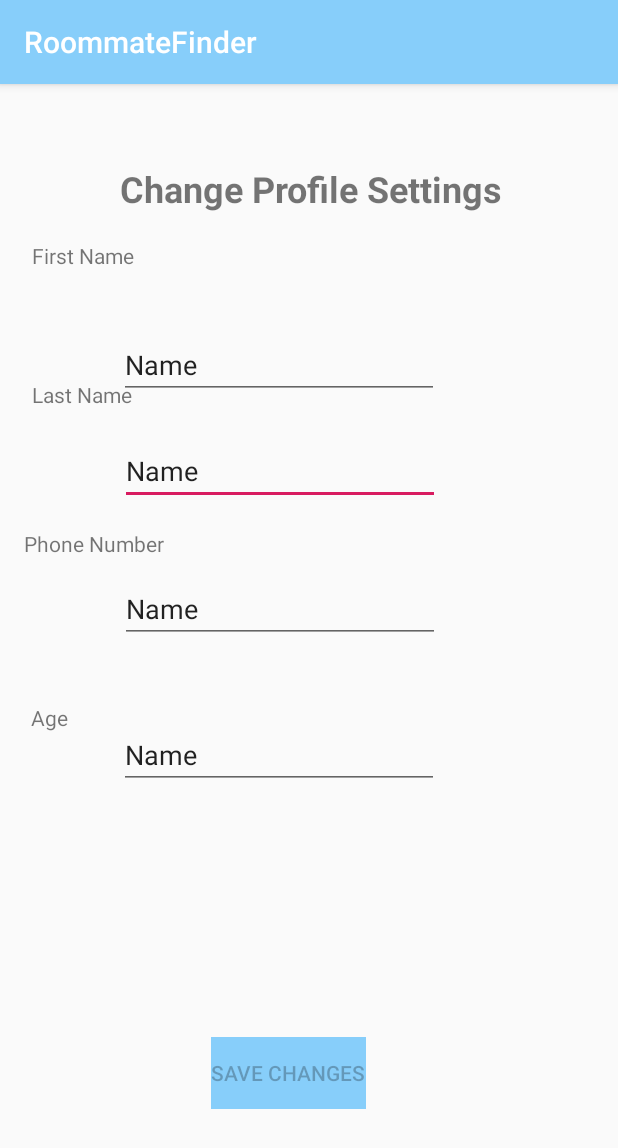
After one commit to BYUCS452F2020/RoommateFinder, an Android app: the ProfileActivity screen opened directly, with no data from a screen before it, on a phone screen of 412 x 824 dp. The commit adds this screen. Shown: the top 1148 px of the screen. Run offline under Robolectric (Android 15) with nearby library versions, the phone set to English and light mode, and no system bars; 4 statements that could not run were skipped.

Commit message:
Profile Changer Made

```diff
--- /dev/null
+++ b/app/src/main/java/com/example/roommatefinder/ProfileActivity.java
@@ -0,0 +1,139 @@
+package com.example.roommatefinder;
+
+import androidx.appcompat.app.AppCompatActivity;
+
+import android.os.Bundle;
+import android.text.Editable;
+import android.text.TextWatcher;
+import android.view.View;
+import android.widget.Button;
+import android.widget.EditText;
+import android.widget.Toast;
+
+import com.example.roommatefinder.model.SessionCache;
+import com.example.roommatefinder.model.User;
+import com.example.roommatefinder.model.service.request.ChangeUserRequest;
+import com.example.roommatefinder.model.service.response.ChangeUserResponse;
+import com.example.roommatefinder.presenter.ProfilePresenter;
+
+import org.apache.commons.lang3.StringUtils;
+
+public class ProfileActivity extends AppCompatActivity implements ProfilePresenter.View {
+
+    private EditText firstNameField;
+    private EditText lastNameField;
+    private EditText phoneNumberField;
+    private EditText age;
+    private Button saveButton;
+    private SessionCache sessionCache = SessionCache.getInstance();
+    @Override
+    protected void onCreate(Bundle savedInstanceState) {
+        super.onCreate(savedInstanceState);
+        setContentView(R.layout.activity_profile);
+        firstNameField = findViewById(R.id.firstNameSettings);
+        firstNameField.setText(sessionCache.getUser().getFirstName());
+        lastNameField = findViewById(R.id.lastNameSettings);
+        lastNameField.setText(sessionCache.getUser().getLastName());
+        phoneNumberField = findViewById(R.id.phoneNumberSettings);
+        phoneNumberField.setText(sessionCache.getUser().getPhoneNumber());
+        age = findViewById(R.id.ageSettings);
+        age.setText(Integer.toString(sessionCache.getUser().getAge()));
+        saveButton = findViewById(R.id.saveChanges);
+        saveButton.setEnabled(false);
+        saveButton.setOnClickListener(new View.OnClickListener() {
+            @Override
+            public void onClick(View view) {
+                String desiredFirstName = firstNameField.getText().toString();
+                String desiredLastName = lastNameField.getText().toString();
+                int desiredAge = Integer.parseInt(age.getText().toString());
+                String desiredPhoneNumber = phoneNumberField.getText().toString();
+                String currEmail = SessionCache.getInstance().getUser().getEmail();
+                ChangeUserRequest request = new ChangeUserRequest(currEmail, desiredFirstName, desiredLastName, desiredPhoneNumber
+                , desiredAge);
+                ProfilePresenter presenter = new ProfilePresenter(ProfileActivity.this);
+                presenter.changeUserInfo(request);
+            }
+        });
+        firstNameField.addTextChangedListener(textWatcher);
+        lastNameField.addTextChangedListener(textWatcher);
+        age.addTextChangedListener(textWatcher);
+        phoneNumberField.addTextChangedListener(textWatcher);
+    }
+
+    @Override
+    public void onUserChangeRequested(ChangeUserResponse response) {
+        if (response.isSuccess()) {
+            SessionCache sessionCache = SessionCache.getInstance();
+            User user = sessionCache.getUser();
+            User modifiedUser = new User(firstNameField.getText().toString(), lastNameField.getText().toString(),
+                    user.getGender(), Integer.parseInt(age.getText().toString()), user.getEmail(), user.getPassword(), phoneNumberField.getText().toString());
+            SessionCache.getInstance().setUser(modifiedUser);
+            Toast.makeText(this, "Saved Changes", Toast.LENGTH_LONG).show();
+        }
+        else {
+            Toast.makeText(this, "There was an error in Saving Changes: " + response.getMessage(), Toast.LENGTH_LONG).show();
+        }
+    }
+
+    TextWatcher textWatcher = new TextWatcher() {
+        @Override
+        public void beforeTextChanged(CharSequence charSequence, int i, int i1, int i2) {
+
+        }
+
+        @Override
+        public void onTextChanged(CharSequence charSequence, int i, int i1, int i2) {
+
+        }
+
+        @Override
+        public void afterTextChanged(Editable editable) {
+            if (isAllValid()) {
+                saveButton.setEnabled(true);
+            }
+            else {
+                saveButton.setEnabled(false);
+            }
+        }
+    };
+
+    private boolean isAllValid() {
+        boolean allValid = true;
+        if (!isValidFirstName()) {
+            Toast.makeText(this, "First Name must be between 1 and 30 characters", Toast.LENGTH_LONG).show();
+            allValid = false;
+        }
+        if (!isValidLastName()) {
+            Toast.makeText(this, "Last Name must be between 1 and 30 characters", Toast.LENGTH_LONG).show();
+            allValid = false;
+        }
+        if (!isValidPhoneNumber()) {
+            Toast.makeText(this, "Phone Number must be between 1 and 10 characters", Toast.LENGTH_LONG).show();
+            allValid = false;
+        }
+        if (!isValidAge()) {
+            Toast.makeText(this, "Age must be a number", Toast.LENGTH_LONG).show();
+            allValid = false;
+        }
+        return allValid;
+    }
+
+    private boolean isValidFirstName() {
+        int length = firstNameField.getText().toString().length();
+        return length > 1 && length <= 30;
+    }
+
+    private boolean isValidLastName() {
+        int length = lastNameField.getText().toString().length();
+        return length > 1 && length <= 30;
+    }
+
+    private boolean isValidPhoneNumber() {
+        int length = phoneNumberField.getText().toString().length();
+        return length > 1 && length <= 10;
+    }
+
+    private boolean isValidAge() {
+        return StringUtils.isNumericSpace(age.getText().toString());
+    }
+}
--- a/app/src/main/java/com/example/roommatefinder/net/ServerFacade.java
+++ b/app/src/main/java/com/example/roommatefinder/net/ServerFacade.java
@@ -20,6 +20,7 @@ import com.example.roommatefinder.model.service.request.PreferenceRequest;
 import com.example.roommatefinder.model.service.request.RatingsRequest;
 import com.example.roommatefinder.model.service.request.RegisterRequest;
 import com.example.roommatefinder.model.service.request.UpdateAuthTokenRequest;
+import com.example.roommatefinder.net.asynctasks.ChangeUserInfoTaskFacade;
 import com.example.roommatefinder.net.asynctasks.CreateLocationTaskFacade;
 import com.example.roommatefinder.net.asynctasks.CreatePostingTaskFacade;
 import com.example.roommatefinder.net.asynctasks.CreatePreferenceTaskFacade;
@@ -48,6 +49,11 @@ public class ServerFacade {
     public void register(RegisterRequest request, RegisterTaskFacade.Observer observer){
         RegisterTaskFacade registerTask = new RegisterTaskFacade(observer);
         registerTask.execute(request);
+    }
+
+    public void changeUserInfo(ChangeUserRequest request, ChangeUserInfoTaskFacade.Observer observer) {
+        ChangeUserInfoTaskFacade changeUserInfoTask = new ChangeUserInfoTaskFacade(observer);
+        changeUserInfoTask.execute(request);
     }
 
     public void getPreference(PreferenceRequest request, PreferenceTaskFacade.Observer observer) {
--- /dev/null
+++ b/app/src/main/res/layout/activity_profile.xml
@@ -0,0 +1,150 @@
+<?xml version="1.0" encoding="utf-8"?>
+<androidx.constraintlayout.widget.ConstraintLayout xmlns:android="http://schemas.android.com/apk/res/android"
+    xmlns:app="http://schemas.android.com/apk/res-auto"
+    xmlns:tools="http://schemas.android.com/tools"
+    android:layout_width="match_parent"
+    android:layout_height="match_parent"
+    tools:context=".ProfileActivity">
+
+    <TextView
+        android:id="@+id/phoneNumberPrompt"
+        android:layout_width="wrap_content"
+        android:layout_height="wrap_content"
+        android:text="@string/phone_number_prompt"
+        app:layout_constraintBottom_toBottomOf="parent"
+        app:layout_constraintEnd_toEndOf="parent"
+        app:layout_constraintHorizontal_bias="0.05"
+        app:layout_constraintStart_toStartOf="parent"
+        app:layout_constraintTop_toTopOf="parent"
+        app:layout_constraintVertical_bias="0.396" />
+
+    <TextView
+        android:id="@+id/agePrompt"
+        android:layout_width="wrap_content"
+        android:layout_height="wrap_content"
+        android:text="@string/age_prompt"
+        app:layout_constraintBottom_toBottomOf="parent"
+        app:layout_constraintEnd_toEndOf="parent"
+        app:layout_constraintHorizontal_bias="0.054"
+        app:layout_constraintStart_toStartOf="parent"
+        app:layout_constraintTop_toTopOf="parent"
+        app:layout_constraintVertical_bias="0.551" />
+
+    <EditText
+        android:id="@+id/lastNameSettings"
+        android:layout_width="wrap_content"
+        android:layout_height="wrap_content"
+        android:ems="10"
+        android:inputType="textPersonName"
+        android:text="Name"
+        app:layout_constraintBottom_toBottomOf="parent"
+        app:layout_constraintEnd_toEndOf="parent"
+        app:layout_constraintHorizontal_bias="0.402"
+        app:layout_constraintStart_toStartOf="parent"
+        app:layout_constraintTop_toTopOf="parent"
+        app:layout_constraintVertical_bias="0.326" />
+
+    <EditText
+        android:id="@+id/ageSettings"
+        android:layout_width="wrap_content"
+        android:layout_height="wrap_content"
+        android:ems="10"
+        android:inputType="textPersonName"
+        android:text="Name"
+        app:layout_constraintBottom_toBottomOf="parent"
+        app:layout_constraintEnd_toEndOf="parent"
+        app:layout_constraintHorizontal_bias="0.398"
+        app:layout_constraintStart_toStartOf="parent"
+        app:layout_constraintTop_toTopOf="parent"
+        app:layout_constraintVertical_bias="0.588" />
+
+    <EditText
+        android:id="@+id/firstNameSettings"
+        android:layout_width="wrap_content"
+        android:layout_height="wrap_content"
+        android:layout_marginTop="32dp"
+        android:ems="10"
+        android:inputType="textPersonName"
+        android:text="Name"
+        app:layout_constraintBottom_toBottomOf="parent"
+        app:layout_constraintEnd_toEndOf="parent"
+        app:layout_constraintHorizontal_bias="0.398"
+        app:layout_constraintStart_toStartOf="parent"
+        app:layout_constraintTop_toBottomOf="@+id/profilePrompt"
+        app:layout_constraintVertical_bias="0.077" />
+
+    <TextView
+        android:id="@+id/profilePrompt"
+        android:layout_width="wrap_content"
+        android:layout_height="wrap_content"
+        android:layout_marginStart="129dp"
+        android:layout_marginLeft="129dp"
+        android:layout_marginTop="30dp"
+        android:layout_marginEnd="225dp"
+        android:layout_marginRight="225dp"
+        android:layout_marginBottom="682dp"
+        android:text="@string/profile_prompt"
+        android:textSize="24sp"
+        android:textStyle="bold"
+        app:layout_constraintBottom_toBottomOf="parent"
+        app:layout_constraintEnd_toEndOf="parent"
+        app:layout_constraintHorizontal_bias="0.25"
+        app:layout_constraintStart_toStartOf="parent"
+        app:layout_constraintTop_toTopOf="parent"
+        app:layout_constraintVertical_bias="1.0" />
+
+    <EditText
+        android:id="@+id/phoneNumberSettings"
+        android:layout_width="wrap_content"
+        android:layout_height="wrap_content"
+        android:layout_marginStart="80dp"
+        android:layout_marginLeft="80dp"
+        android:layout_marginEnd="121dp"
+        android:layout_marginRight="121dp"
+        android:ems="10"
+        android:inputType="textPersonName"
+        android:text="Name"
+        app:layout_constraintBottom_toBottomOf="parent"
+        app:layout_constraintEnd_toEndOf="parent"
+        app:layout_constraintHorizontal_bias="0.0"
+        app:layout_constraintStart_toStartOf="parent"
+        app:layout_constraintTop_toTopOf="parent"
+        app:layout_constraintVertical_bias="0.453" />
+
+    <Button
+        android:id="@+id/saveChanges"
+        android:layout_width="wrap_content"
+        android:layout_height="wrap_content"
+        android:text="@string/save_changes"
+        android:background="@color/babyblue"
+        app:layout_constraintBottom_toBottomOf="parent"
+        app:layout_constraintEnd_toEndOf="parent"
+        app:layout_constraintHorizontal_bias="0.455"
+        app:layout_constraintStart_toStartOf="parent"
+        app:layout_constraintTop_toTopOf="parent"
+        app:layout_constraintVertical_bias="0.882" />
+
+    <TextView
+        android:id="@+id/firstNamePrompt"
+        android:layout_width="wrap_content"
+        android:layout_height="wrap_content"
+        android:text="@string/first_name_prompt"
+        app:layout_constraintBottom_toBottomOf="parent"
+        app:layout_constraintEnd_toEndOf="parent"
+        app:layout_constraintHorizontal_bias="0.062"
+        app:layout_constraintStart_toStartOf="parent"
+        app:layout_constraintTop_toTopOf="parent"
+        app:layout_constraintVertical_bias="0.14" />
+
+    <TextView
+        android:id="@+id/lastNamePrompt"
+        android:layout_width="wrap_content"
+        android:layout_height="wrap_content"
+        android:text="@string/last_name_prompt"
+        app:layout_constraintBottom_toBottomOf="parent"
+        app:layout_constraintEnd_toEndOf="parent"
+        app:layout_constraintHorizontal_bias="0.061"
+        app:layout_constraintStart_toStartOf="parent"
+        app:layout_constraintTop_toTopOf="parent"
+        app:layout_constraintVertical_bias="0.264" />
+</androidx.constraintlayout.widget.ConstraintLayout>
--- a/app/src/main/res/values/strings.xml
+++ b/app/src/main/res/values/strings.xml
@@ -18,4 +18,10 @@
     <string name="title_activity_main">MainActivity</string>
     <string name="title_activity_register">Register</string>
 
+    <string name="profile_prompt">Change Profile Settings</string>
+    <string name="save_changes">Save Changes</string>
+    <string name="first_name_prompt">First Name</string>
+    <string name="last_name_prompt">Last Name</string>
+    <string name="phone_number_prompt">Phone Number</string>
+    <string name="age_prompt">Age</string>
 </resources>
```
Also changed, not shown: app/src/main/AndroidManifest.xml (+8 -9 lines), app/src/main/java/com/example/roommatefinder/model/service/ProfileService.java (added, +17 -0 lines), app/src/main/java/com/example/roommatefinder/model/service/request/ChangeUserRequest.java (+1 -11 lines), app/src/main/java/com/example/roommatefinder/net/SQLAccess.java (+6 -7 lines), app/src/main/java/com/example/roommatefinder/net/asynctasks/ChangeUserInfoTaskFacade.java (added, +33 -0 lines), app/src/main/java/com/example/roommatefinder/presenter/ProfilePresenter.java (added, +37 -0 lines), app/src/main/java/com/example/roommatefinder/view/main/MainActivity.java (+12 -1 lines), app/src/main/res/drawable/ic_profile.xml (added, +10 -0 lines), app/src/main/res/layout/activity_main.xml (+7 -0 lines).
